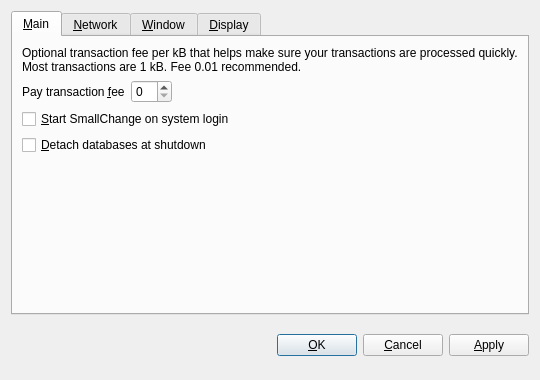
Qt form src/qt/forms/optionsdialog.ui (feeta-coin/feeta) before a commit.
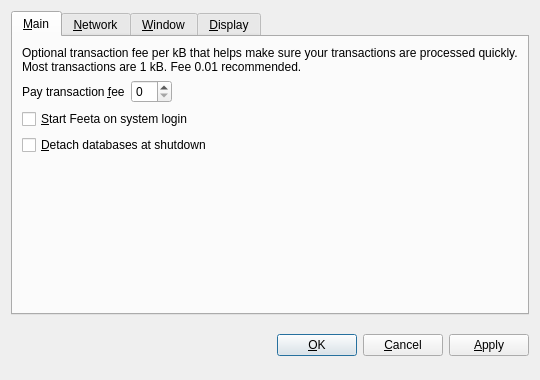
The same form after that commit. The open tabs and pages were chosen to show the change. Custom widgets are drawn as their Qt base class.

```diff
--- a/src/qt/forms/optionsdialog.ui
+++ b/src/qt/forms/optionsdialog.ui
@@ -82,7 +82,7 @@
           <string>Automatically start SmallChange after logging in to the system.</string>
          </property>
          <property name="text">
-          <string>&amp;Start SmallChange on system login</string>
+          <string>&amp;Start Feeta on system login</string>
          </property>
         </widget>
        </item>
```
Left out of the diff: 10 changed lines with no effect on the pictures.
